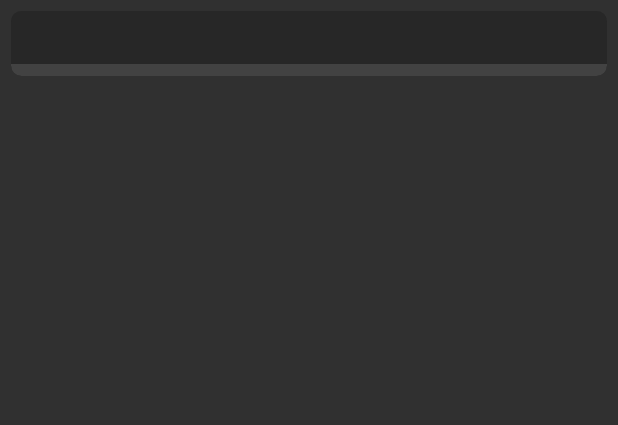
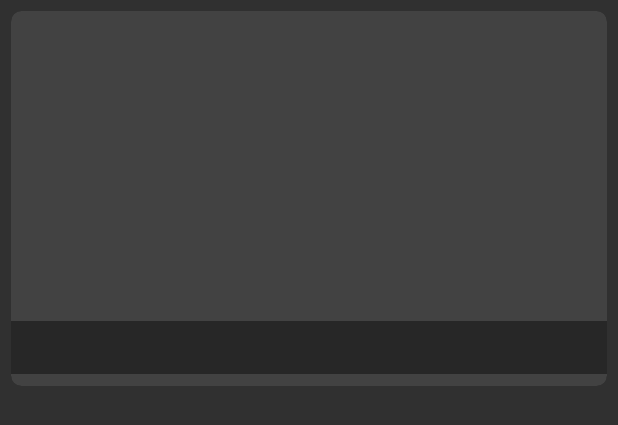
Before and after one commit to ynsok/movie-app, an Android app: the layout genres_recycler_leyout.xml on its own in the app's theme, with its tools: preview values and no code run, on a phone screen of 412 x 824 dp. Shown: the top 425 px of the screen. Run offline under Robolectric (Android 15) with nearby library versions, the phone set to English and light mode, and no system bars.

Commit message:
Working genres and browse

```diff
--- a/app/src/main/res/layout/activity_genres.xml
+++ b/app/src/main/res/layout/activity_genres.xml
@@ -16,7 +16,7 @@
         app:layout_constraintTop_toTopOf="parent" />
 
     <android.support.v7.widget.Toolbar
-        android:id="@+id/search_toolbar_id"
+        android:id="@+id/second_toolbar_genres_activity_id"
         android:layout_width="0dp"
         android:layout_height="wrap_content"
         android:background="@color/titleBackground"
@@ -44,7 +44,7 @@
         app:layout_constraintEnd_toEndOf="parent"
         app:layout_constraintHorizontal_bias="0.0"
         app:layout_constraintStart_toStartOf="parent"
-        app:layout_constraintTop_toBottomOf="@+id/search_toolbar_id" />
+        app:layout_constraintTop_toBottomOf="@+id/second_toolbar_genres_activity_id" />
 
 
 </android.support.constraint.ConstraintLayout>
--- a/app/src/main/res/layout/genres_recycler_leyout.xml
+++ b/app/src/main/res/layout/genres_recycler_leyout.xml
@@ -4,7 +4,7 @@
     xmlns:tools="http://schemas.android.com/tools"
     android:id="@+id/card_view_genres_id"
     android:layout_width="match_parent"
-    android:layout_height="wrap_content"
+    android:layout_height="250dp"
     app:cardCornerRadius="7dp"
     app:cardElevation="0dp"
     app:cardMaxElevation="0dp"
--- a/app/src/main/res/layout/spinner_genres.xml
+++ b/app/src/main/res/layout/spinner_genres.xml
@@ -7,5 +7,5 @@
     android:textSize="20sp"
     android:gravity="end"
     android:textColor="@color/gray"
-    android:padding="5dip"
+    android:padding="5dp"
     />
```
